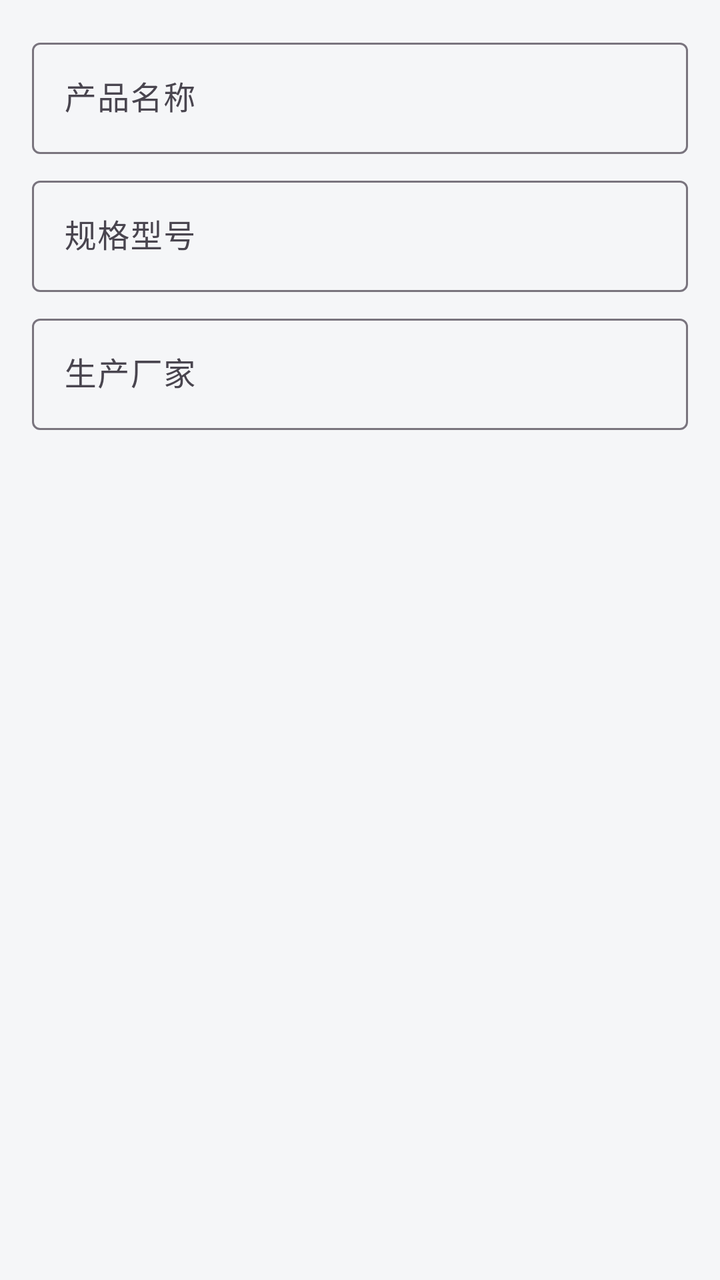
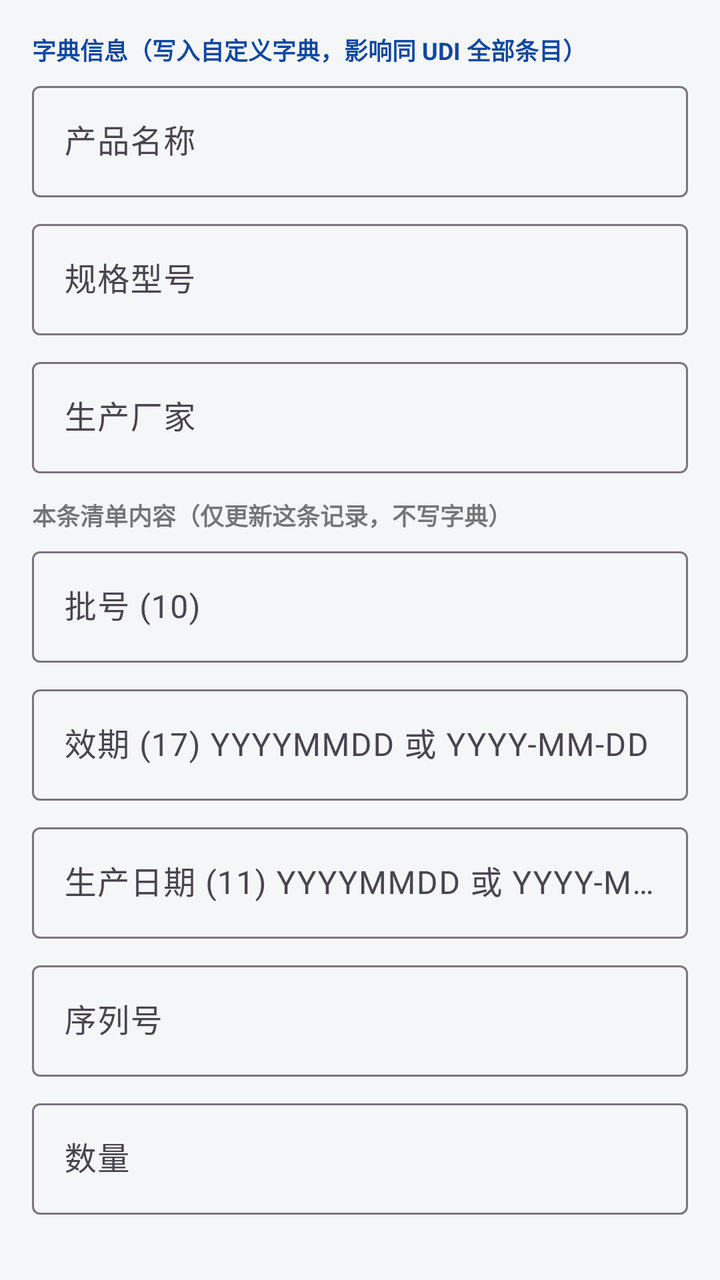

Before-and-after screenshots of an Android layout around one commit, followed by the original layout XML and the change that was made.
<!-- AndroidManifest.xml: application theme Theme.UdiScan -->
<!-- res/layout/dialog_edit_product.xml -->
<?xml version="1.0" encoding="utf-8"?>
<LinearLayout xmlns:android="http://schemas.android.com/apk/res/android"
    android:orientation="vertical"
    android:padding="16dp"
    android:layout_width="match_parent"
    android:layout_height="wrap_content">

    <com.google.android.material.textfield.TextInputLayout
        android:layout_width="match_parent"
        android:layout_height="wrap_content"
        android:hint="产品名称">
        <com.google.android.material.textfield.TextInputEditText
            android:id="@+id/et_name"
            android:inputType="text"
            android:layout_width="match_parent"
            android:layout_height="wrap_content" />
    </com.google.android.material.textfield.TextInputLayout>

    <com.google.android.material.textfield.TextInputLayout
        android:layout_width="match_parent"
        android:layout_height="wrap_content"
        android:layout_marginTop="8dp"
        android:hint="规格型号">
        <com.google.android.material.textfield.TextInputEditText
            android:id="@+id/et_spec"
            android:inputType="text"
            android:layout_width="match_parent"
            android:layout_height="wrap_content" />
    </com.google.android.material.textfield.TextInputLayout>

    <com.google.android.material.textfield.TextInputLayout
        android:layout_width="match_parent"
        android:layout_height="wrap_content"
        android:layout_marginTop="8dp"
        android:hint="生产厂家">
        <com.google.android.material.textfield.TextInputEditText
            android:id="@+id/et_company"
            android:inputType="text"
            android:layout_width="match_parent"
            android:layout_height="wrap_content" />
    </com.google.android.material.textfield.TextInputLayout>
</LinearLayout>
<!-- resources referenced by this layout -->
<resources>
  <style name="Theme.UdiScan" parent="Theme.Material3.DayNight.NoActionBar">
          <item name="colorPrimary">@color/primary</item>
          <item name="colorPrimaryDark">@color/primary_dark</item>
          <item name="colorAccent">@color/accent</item>
          <item name="android:colorBackground">@color/bg</item>
          <item name="android:statusBarColor">@color/primary_dark</item>
      </style>
  <color name="primary">#1565C0</color>
  <color name="primary_dark">#0D47A1</color>
  <color name="accent">#FF6F00</color>
  <color name="bg">#F5F6F8</color>
</resources>

<!-- the commit's change to res/layout/dialog_edit_product.xml (unified diff, before → after) -->
@@ -1,42 +1,133 @@
 <?xml version="1.0" encoding="utf-8"?>
-<LinearLayout xmlns:android="http://schemas.android.com/apk/res/android"
-    android:orientation="vertical"
-    android:padding="16dp"
+<ScrollView xmlns:android="http://schemas.android.com/apk/res/android"
     android:layout_width="match_parent"
-    android:layout_height="wrap_content">
+    android:layout_height="wrap_content"
+    android:padding="16dp">
 
-    <com.google.android.material.textfield.TextInputLayout
+    <LinearLayout
         android:layout_width="match_parent"
         android:layout_height="wrap_content"
-        android:hint="产品名称">
-        <com.google.android.material.textfield.TextInputEditText
-            android:id="@+id/et_name"
-            android:inputType="text"
+        android:orientation="vertical">
+
+        <TextView
             android:layout_width="match_parent"
-            android:layout_height="wrap_content" />
-    </com.google.android.material.textfield.TextInputLayout>
+            android:layout_height="wrap_content"
+            android:text="字典信息（写入自定义字典，影响同 UDI 全部条目）"
+            android:textSize="12sp"
+            android:textStyle="bold"
+            android:textColor="@color/primary_dark"
+            android:layout_marginBottom="4dp" />
 
-    <com.google.android.material.textfield.TextInputLayout
-        android:layout_width="match_parent"
-        android:layout_height="wrap_content"
-        android:layout_marginTop="8dp"
-        android:hint="规格型号">
-        <com.google.android.material.textfield.TextInputEditText
-            android:id="@+id/et_spec"
-            android:inputType="text"
+        <com.google.android.material.textfield.TextInputLayout
             android:layout_width="match_parent"
-            android:layout_height="wrap_content" />
-    </com.google.android.material.textfield.TextInputLayout>
+            android:layout_height="wrap_content"
+            android:hint="产品名称">
+            <com.google.android.material.textfield.TextInputEditText
+                android:id="@+id/et_name"
+                android:inputType="text"
+                android:layout_width="match_parent"
+                android:layout_height="wrap_content" />
+        </com.google.android.material.textfield.TextInputLayout>
 
-    <com.google.android.material.textfield.TextInputLayout
-        android:layout_width="match_parent"
-        android:layout_height="wrap_content"
-        android:layout_marginTop="8dp"
-        android:hint="生产厂家">
-        <com.google.android.material.textfield.TextInputEditText
-            android:id="@+id/et_company"
-            android:inputType="text"
+        <com.google.android.material.textfield.TextInputLayout
             android:layout_width="match_parent"
-            android:layout_height="wrap_content" />
-    </com.google.android.material.textfield.TextInputLayout>
-</LinearLayout>
+            android:layout_height="wrap_content"
+            android:layout_marginTop="8dp"
+            android:hint="规格型号">
+            <com.google.android.material.textfield.TextInputEditText
+                android:id="@+id/et_spec"
+                android:inputType="text"
+                android:layout_width="match_parent"
+                android:layout_height="wrap_content" />
+        </com.google.android.material.textfield.TextInputLayout>
+
+        <com.google.android.material.textfield.TextInputLayout
+            android:layout_width="match_parent"
+            android:layout_height="wrap_content"
+            android:layout_marginTop="8dp"
+            android:hint="生产厂家">
+            <com.google.android.material.textfield.TextInputEditText
+                android:id="@+id/et_company"
+                android:inputType="text"
+                android:layout_width="match_parent"
+                android:layout_height="wrap_content" />
+        </com.google.android.material.textfield.TextInputLayout>
+
+        
+        <LinearLayout
+            android:id="@+id/group_list_fields"
+            android:layout_width="match_parent"
+            android:layout_height="wrap_content"
+            android:orientation="vertical">
+
+            <TextView
+                android:layout_width="match_parent"
+                android:layout_height="wrap_content"
+                android:text="本条清单内容（仅更新这条记录，不写字典）"
+                android:textSize="12sp"
+                android:textStyle="bold"
+                android:textColor="@color/text_sub"
+                android:layout_marginTop="12dp"
+                android:layout_marginBottom="4dp" />
+
+            <com.google.android.material.textfield.TextInputLayout
+                android:layout_width="match_parent"
+                android:layout_height="wrap_content"
+                android:hint="批号 (10)">
+                <com.google.android.material.textfield.TextInputEditText
+                    android:id="@+id/et_batch"
+                    android:inputType="text"
+                    android:layout_width="match_parent"
+                    android:layout_height="wrap_content" />
+            </com.google.android.material.textfield.TextInputLayout>
+
+            <com.google.android.material.textfield.TextInputLayout
+                android:layout_width="match_parent"
+                android:layout_height="wrap_content"
+                android:layout_marginTop="8dp"
+                android:hint="效期 (17) YYYYMMDD 或 YYYY-MM-DD">
+                <com.google.android.material.textfield.TextInputEditText
+                    android:id="@+id/et_expiry"
+                    android:inputType="text"
+                    android:layout_width="match_parent"
+                    android:layout_height="wrap_content" />
+            </com.google.android.material.textfield.TextInputLayout>
+
+            <com.google.android.material.textfield.TextInputLayout
+                android:layout_width="match_parent"
+                android:layout_height="wrap_content"
+                android:layout_marginTop="8dp"
+                android:hint="生产日期 (11) YYYYMMDD 或 YYYY-MM-DD">
+                <com.google.android.material.textfield.TextInputEditText
+                    android:id="@+id/et_prod"
+                    android:inputType="text"
+                    android:layout_width="match_parent"
+                    android:layout_height="wrap_content" />
+            </com.google.android.material.textfield.TextInputLayout>
+
+            <com.google.android.material.textfield.TextInputLayout
+                android:layout_width="match_parent"
+                android:layout_height="wrap_content"
+                android:layout_marginTop="8dp"
+                android:hint="序列号">
+                <com.google.android.material.textfield.TextInputEditText
+                    android:id="@+id/et_serial"
+                    android:inputType="text"
+                    android:layout_width="match_parent"
+                    android:layout_height="wrap_content" />
+            </com.google.android.material.textfield.TextInputLayout>
+
+            <com.google.android.material.textfield.TextInputLayout
+                android:layout_width="match_parent"
+                android:layout_height="wrap_content"
+                android:layout_marginTop="8dp"
+                android:hint="数量">
+                <com.google.android.material.textfield.TextInputEditText
+                    android:id="@+id/et_qty_item"
+                    android:inputType="number"
+                    android:layout_width="match_parent"
+                    android:layout_height="wrap_content" />
+            </com.google.android.material.textfield.TextInputLayout>
+        </LinearLayout>
+    </LinearLayout>
+</ScrollView>
<!-- resource entries referenced after the edit -->
@@ -1,5 +1,7 @@
 <!-- resources referenced by this layout -->
 <resources>
+  <color name="primary_dark">#0D47A1</color>
+  <color name="text_sub">#757575</color>
   <style name="Theme.UdiScan" parent="Theme.Material3.DayNight.NoActionBar">
           <item name="colorPrimary">@color/primary</item>
           <item name="colorPrimaryDark">@color/primary_dark</item>
@@ -8,7 +10,6 @@
           <item name="android:statusBarColor">@color/primary_dark</item>
       </style>
   <color name="primary">#1565C0</color>
-  <color name="primary_dark">#0D47A1</color>
   <color name="accent">#FF6F00</color>
   <color name="bg">#F5F6F8</color>
 </resources>
